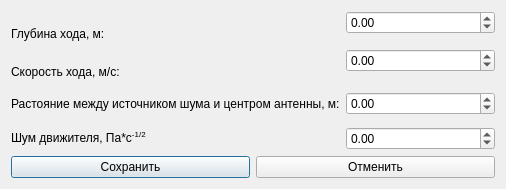
Before: the Qt Designer form carrierParameters.ui in PointlessAlbatross/CAD-A_Qt, drawn with Qt 5.
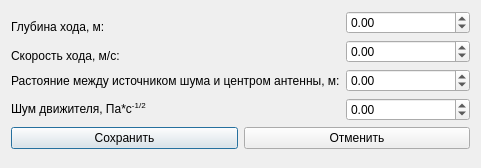
After: the same form once the commit is applied.

```diff
--- a/carrierParameters.ui
+++ b/carrierParameters.ui
@@ -6,8 +6,8 @@
    <rect>
     <x>0</x>
     <y>0</y>
-    <width>506</width>
-    <height>189</height>
+    <width>481</width>
+    <height>168</height>
    </rect>
   </property>
   <property name="windowTitle">
@@ -120,6 +120,19 @@
      </item>
     </layout>
    </item>
+   <item row="1" column="0">
+    <spacer name="verticalSpacer">
+     <property name="orientation">
+      <enum>Qt::Vertical</enum>
+     </property>
+     <property name="sizeHint" stdset="0">
+      <size>
+       <width>20</width>
+       <height>40</height>
+      </size>
+     </property>
+    </spacer>
+   </item>
   </layout>
  </widget>
  <resources/>
```
